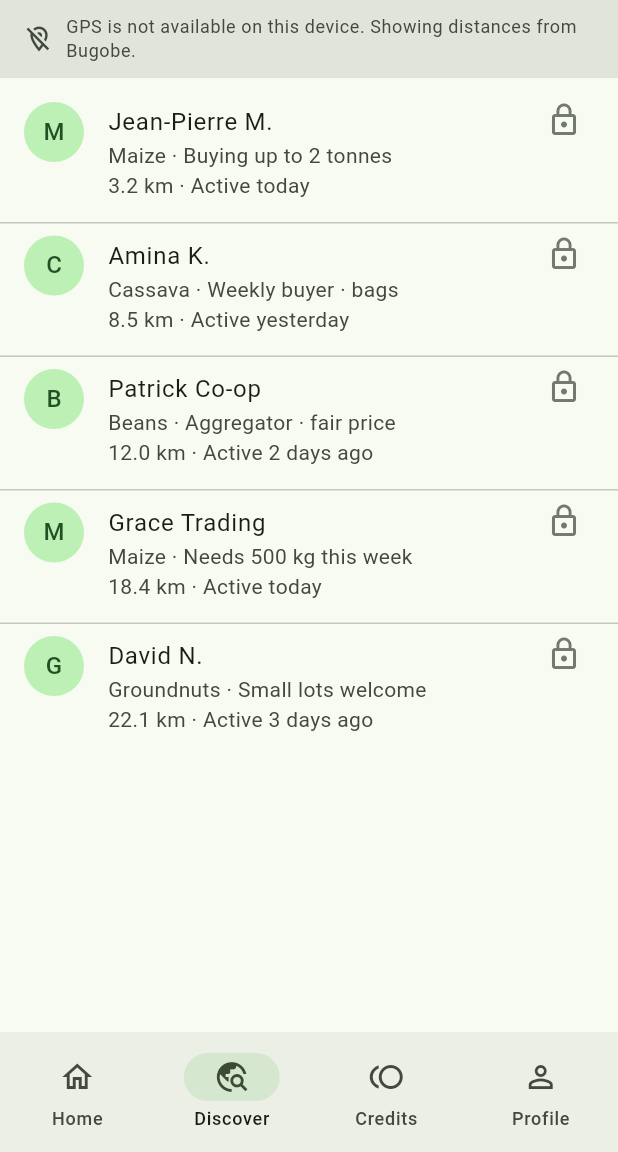
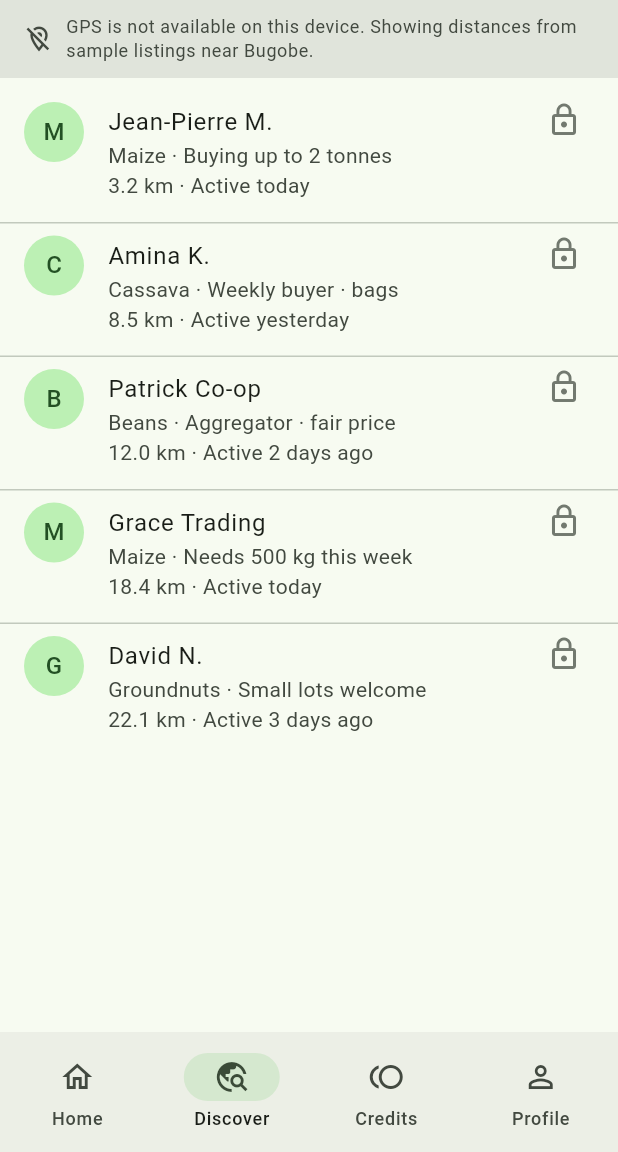
Before and after one commit to rockbox37/AgriLumina, a Flutter app: the screen it shows after launch, item 2 of the bottom bar chosen, after a tap on the "my location" icon, on a phone screen of 412 x 824 dp, the part 84-1236 px from its top. Run offline on Flutter 3.47's test engine with Material 3 defaults, Android fonts, the phone set to English and light mode, and no system bars; our stand-ins replace location; accounts and stored records are empty.

Commit message:
Frame Agrilumina for anywhere use on intermittent rural networks.
Bugobe remains sample seed data, not the sole market, so README, brief, and in-app location copy match that positioning.

Co-authored-by: Cursor <cursoragent@cursor.com>

```diff
--- a/lib/app_state.dart
+++ b/lib/app_state.dart
@@ -101,7 +101,7 @@ class AppState extends ChangeNotifier {
     } else {
       userPosition = null;
       locationBannerMessage = result.message ??
-          'Could not read location. Showing distances from Bugobe.';
+          'Could not read location. Showing distances from sample listings near Bugobe.';
     }
     notifyListeners();
   }
--- a/lib/screens/discover_screen.dart
+++ b/lib/screens/discover_screen.dart
@@ -127,7 +127,7 @@ class _LocationBanner extends StatelessWidget {
                 usingGps
                     ? 'Near you · ${state.deviceLocationLabel}'
                     : (message ??
-                        'Using $bugobeLocationLabel · enable location for nearby distances'),
+                        'Sample listings near $bugobeLocationLabel · enable location for nearby distances'),
                 style: theme.textTheme.bodySmall?.copyWith(color: foreground),
               ),
             ),
--- a/lib/screens/home_screen.dart
+++ b/lib/screens/home_screen.dart
@@ -41,7 +41,7 @@ class HomeScreen extends StatelessWidget {
               ),
               const SizedBox(height: 8),
               Text(
-                'Find nearby $counterpartLabel around ${state.location}.',
+                'Find nearby $counterpartLabel by distance.',
                 style: Theme.of(context).textTheme.bodyLarge,
               ),
               const SizedBox(height: 24),
--- a/lib/services/location_service.dart
+++ b/lib/services/location_service.dart
@@ -36,22 +36,22 @@ class LocationFetchResult {
 
   const LocationFetchResult.denied([
     String message =
-        'Location permission denied. Showing distances from Bugobe.',
+        'Location permission denied. Showing distances from sample listings near Bugobe.',
   ]) : this._(status: LocationFetchStatus.denied, message: message);
 
   const LocationFetchResult.serviceDisabled([
     String message =
-        'Location services are off. Showing distances from Bugobe.',
+        'Location services are off. Showing distances from sample listings near Bugobe.',
   ]) : this._(status: LocationFetchStatus.serviceDisabled, message: message);
 
   const LocationFetchResult.unsupported([
     String message =
-        'GPS is not available on this device. Showing distances from Bugobe.',
+        'GPS is not available on this device. Showing distances from sample listings near Bugobe.',
   ]) : this._(status: LocationFetchStatus.unsupported, message: message);
 
   const LocationFetchResult.error([
     String message =
-        'Could not read location. Showing distances from Bugobe.',
+        'Could not read location. Showing distances from sample listings near Bugobe.',
   ]) : this._(status: LocationFetchStatus.error, message: message);
 
   final LocationFetchStatus status;
```
Also changed, not shown: 3 other files.
